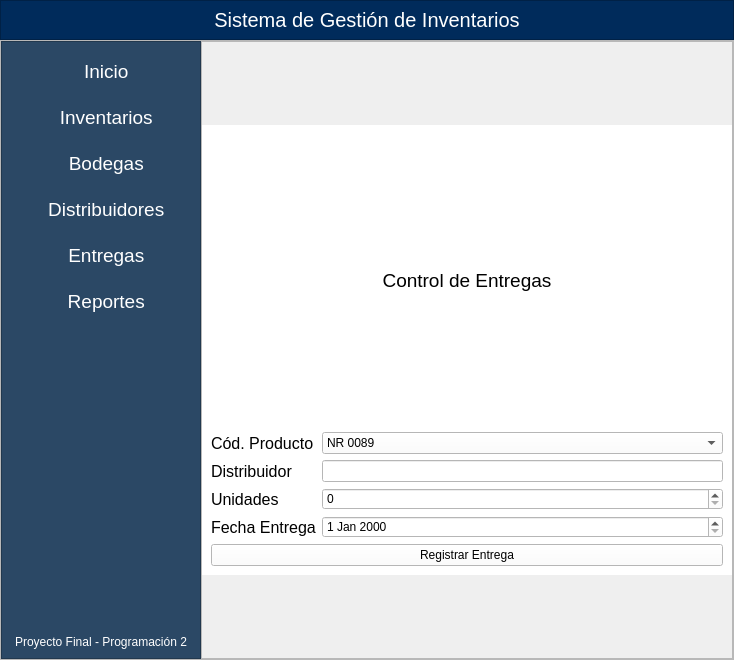
kesalgad/Project-G2, file v2-main.ui: the form before one commit.
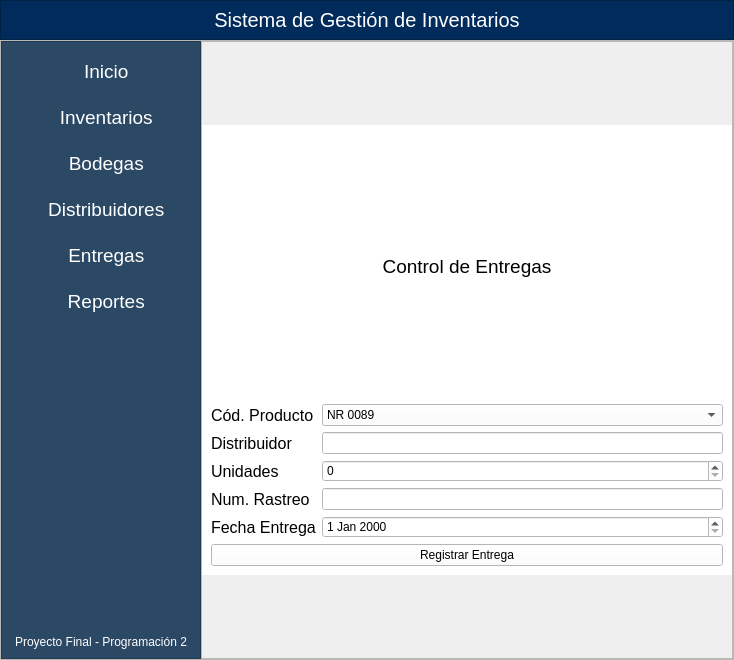
The form after the commit. The open tabs and pages were chosen to show the change. Icons and pictures are not drawn.

```diff
--- a/v2-main.ui
+++ b/v2-main.ui
@@ -472,7 +472,7 @@
              <string notr="true">background-color: rgb(255, 255, 255);</string>
             </property>
             <property name="currentIndex">
-             <number>0</number>
+             <number>4</number>
             </property>
             <widget class="QWidget" name="INICIO">
              <property name="font">
@@ -1376,10 +1376,10 @@
              </layout>
             </widget>
             <widget class="QWidget" name="Entregas">
-             <layout class="QGridLayout" name="gridLayout_15">
-              <item row="0" column="0">
                <layout class="QGridLayout" name="gridLayout_10">
                 <item row="0" column="0">
+               <layout class="QGridLayout" name="gridLayout_9">
+                <item row="0" column="0" colspan="2">
                  <widget class="QLabel" name="label_24">
                   <property name="font">
                    <font>
@@ -1395,8 +1395,6 @@
                  </widget>
                 </item>
                 <item row="1" column="0">
-                 <layout class="QGridLayout" name="gridLayout_9">
-                  <item row="0" column="0">
                    <widget class="QLabel" name="label_25">
                     <property name="font">
                      <font>
@@ -1408,7 +1406,7 @@
                     </property>
                    </widget>
                   </item>
-                  <item row="0" column="1">
+                <item row="1" column="1">
                    <widget class="QComboBox" name="comboBox_9">
                     <item>
                      <property name="text">
@@ -1462,7 +1460,7 @@
                     </item>
                    </widget>
                   </item>
-                  <item row="1" column="0">
+                <item row="2" column="0">
                    <widget class="QLabel" name="label_26">
                     <property name="font">
                      <font>
@@ -1474,10 +1472,10 @@
                     </property>
                    </widget>
                   </item>
-                  <item row="1" column="1">
+                <item row="2" column="1">
                    <widget class="QLineEdit" name="lineEdit_9"/>
                   </item>
-                  <item row="2" column="0">
+                <item row="3" column="0">
                    <widget class="QLabel" name="label_27">
                     <property name="font">
                      <font>
@@ -1489,10 +1487,25 @@
                     </property>
                    </widget>
                   </item>
-                  <item row="2" column="1">
+                <item row="3" column="1">
                    <widget class="QSpinBox" name="spinBox_3"/>
                   </item>
-                  <item row="3" column="0">
+                <item row="4" column="0">
+                 <widget class="QLabel" name="label_33">
+                  <property name="font">
+                   <font>
+                    <pointsize>12</pointsize>
+                   </font>
+                  </property>
+                  <property name="text">
+                   <string>Num. Rastreo</string>
+                  </property>
+                 </widget>
+                </item>
+                <item row="4" column="1">
+                 <widget class="QLineEdit" name="lineEdit_10"/>
+                </item>
+                <item row="5" column="0">
                    <widget class="QLabel" name="label_28">
                     <property name="font">
                      <font>
@@ -1504,17 +1517,15 @@
                     </property>
                    </widget>
                   </item>
-                  <item row="3" column="1">
+                <item row="5" column="1">
                    <widget class="QDateEdit" name="dateEdit"/>
                   </item>
-                  <item row="4" column="0" colspan="2">
+                <item row="6" column="0" colspan="2">
                    <widget class="QPushButton" name="pushButton_5">
                     <property name="text">
                      <string>Registrar Entrega</string>
                     </property>
                    </widget>
-                  </item>
-                 </layout>
                 </item>
                </layout>
               </item>
```
Lines whose indentation alone changed are shown as unchanged.
